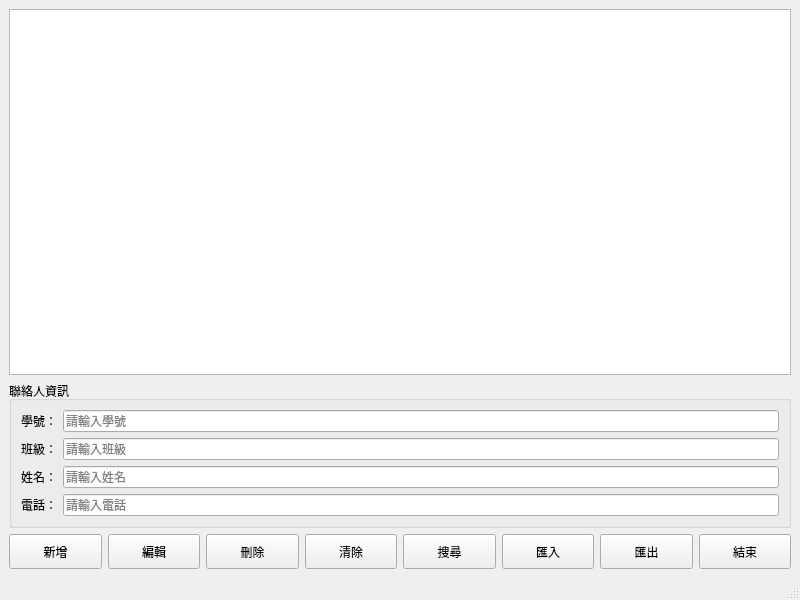
First picture: the form in ContactBook/mycontactbook.ui, repository gumin82/ContactBook, before the edit.
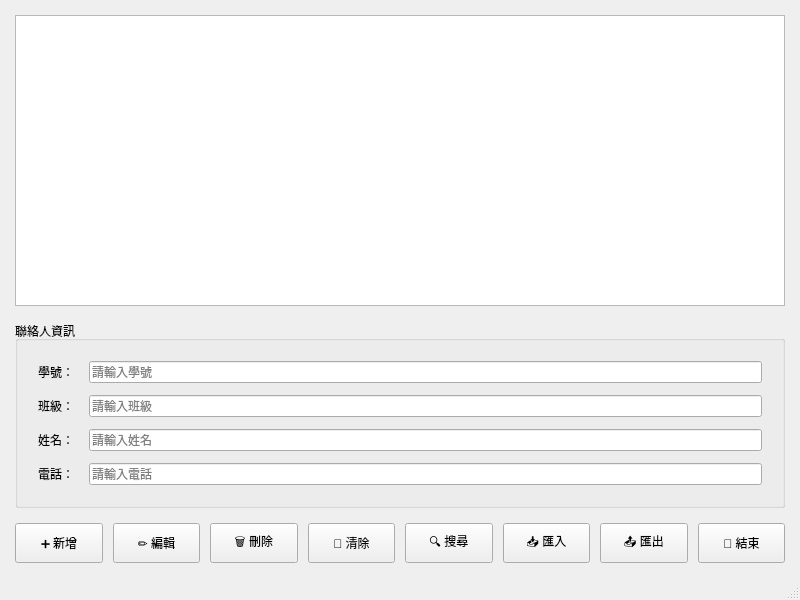
Second picture: the form after the edit.

Commit message: Add colorful UI with improved styling and icons

Diff of the .ui file:
```diff
--- a/ContactBook/mycontactbook.ui
+++ b/ContactBook/mycontactbook.ui
@@ -15,6 +15,21 @@
   </property>
   <widget class="QWidget" name="centralwidget">
    <layout class="QVBoxLayout" name="verticalLayout">
+    <property name="spacing">
+     <number>15</number>
+    </property>
+    <property name="leftMargin">
+     <number>15</number>
+    </property>
+    <property name="topMargin">
+     <number>15</number>
+    </property>
+    <property name="rightMargin">
+     <number>15</number>
+    </property>
+    <property name="bottomMargin">
+     <number>15</number>
+    </property>
     <item>
      <widget class="QTableWidget" name="tableWidget">
       <property name="editTriggers">
@@ -40,6 +55,24 @@
        <property name="labelAlignment">
         <set>Qt::AlignRight|Qt::AlignTrailing|Qt::AlignVCenter</set>
        </property>
+       <property name="horizontalSpacing">
+        <number>15</number>
+       </property>
+       <property name="verticalSpacing">
+        <number>12</number>
+       </property>
+       <property name="leftMargin">
+        <number>20</number>
+       </property>
+       <property name="topMargin">
+        <number>20</number>
+       </property>
+       <property name="rightMargin">
+        <number>20</number>
+       </property>
+       <property name="bottomMargin">
+        <number>20</number>
+       </property>
        <item row="0" column="0">
         <widget class="QLabel" name="label">
          <property name="text">
@@ -101,16 +134,19 @@
     </item>
     <item>
      <layout class="QHBoxLayout" name="horizontalLayout">
+      <property name="spacing">
+       <number>10</number>
+      </property>
       <item>
        <widget class="QPushButton" name="addButton">
         <property name="minimumSize">
          <size>
           <width>0</width>
-          <height>35</height>
+          <height>40</height>
          </size>
         </property>
         <property name="text">
-         <string>新增</string>
+         <string>➕ 新增</string>
         </property>
         <property name="toolTip">
          <string>新增聯絡人</string>
@@ -122,11 +158,11 @@
         <property name="minimumSize">
          <size>
           <width>0</width>
-          <height>35</height>
+          <height>40</height>
          </size>
         </property>
         <property name="text">
-         <string>編輯</string>
+         <string>✏️ 編輯</string>
         </property>
         <property name="toolTip">
          <string>編輯選中的聯絡人</string>
@@ -138,11 +174,11 @@
         <property name="minimumSize">
          <size>
           <width>0</width>
-          <height>35</height>
+          <height>40</height>
          </size>
         </property>
         <property name="text">
-         <string>刪除</string>
+         <string>🗑️ 刪除</string>
         </property>
         <property name="toolTip">
          <string>刪除選中的聯絡人</string>
@@ -154,11 +190,11 @@
         <property name="minimumSize">
          <size>
           <width>0</width>
-          <height>35</height>
+          <height>40</height>
          </size>
         </property>
         <property name="text">
-         <string>清除</string>
+         <string>🧹 清除</string>
         </property>
         <property name="toolTip">
          <string>清除輸入表單</string>
@@ -170,11 +206,11 @@
         <property name="minimumSize">
          <size>
           <width>0</width>
-          <height>35</height>
+          <height>40</height>
          </size>
         </property>
         <property name="text">
-         <string>搜尋</string>
+         <string>🔍 搜尋</string>
         </property>
         <property name="toolTip">
          <string>搜尋聯絡人（在姓名欄輸入關鍵字）</string>
@@ -186,11 +222,11 @@
         <property name="minimumSize">
          <size>
           <width>0</width>
-          <height>35</height>
+          <height>40</height>
          </size>
         </property>
         <property name="text">
-         <string>匯入</string>
+         <string>📥 匯入</string>
         </property>
         <property name="toolTip">
          <string>從檔案匯入聯絡人</string>
@@ -202,11 +238,11 @@
         <property name="minimumSize">
          <size>
           <width>0</width>
-          <height>35</height>
+          <height>40</height>
          </size>
         </property>
         <property name="text">
-         <string>匯出</string>
+         <string>📤 匯出</string>
         </property>
         <property name="toolTip">
          <string>匯出聯絡人至檔案</string>
@@ -218,11 +254,11 @@
         <property name="minimumSize">
          <size>
           <width>0</width>
-          <height>35</height>
+          <height>40</height>
          </size>
         </property>
         <property name="text">
-         <string>結束</string>
+         <string>🚪 結束</string>
         </property>
         <property name="toolTip">
          <string>結束程式</string>
```
The commit also changes 2 other files.
